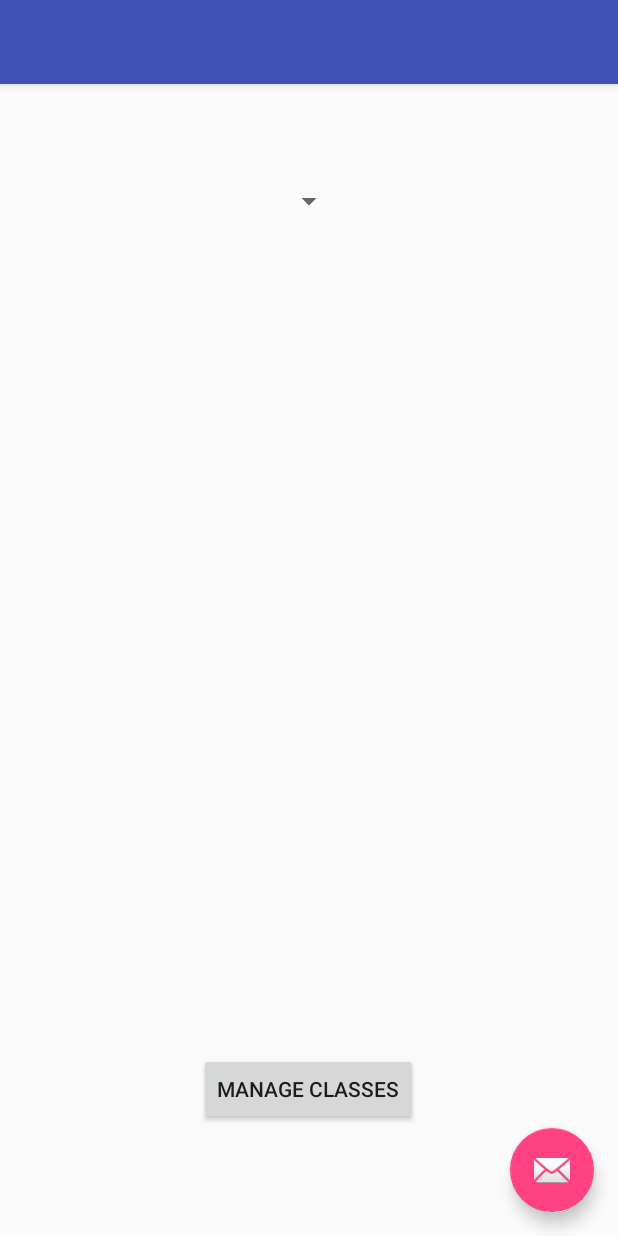
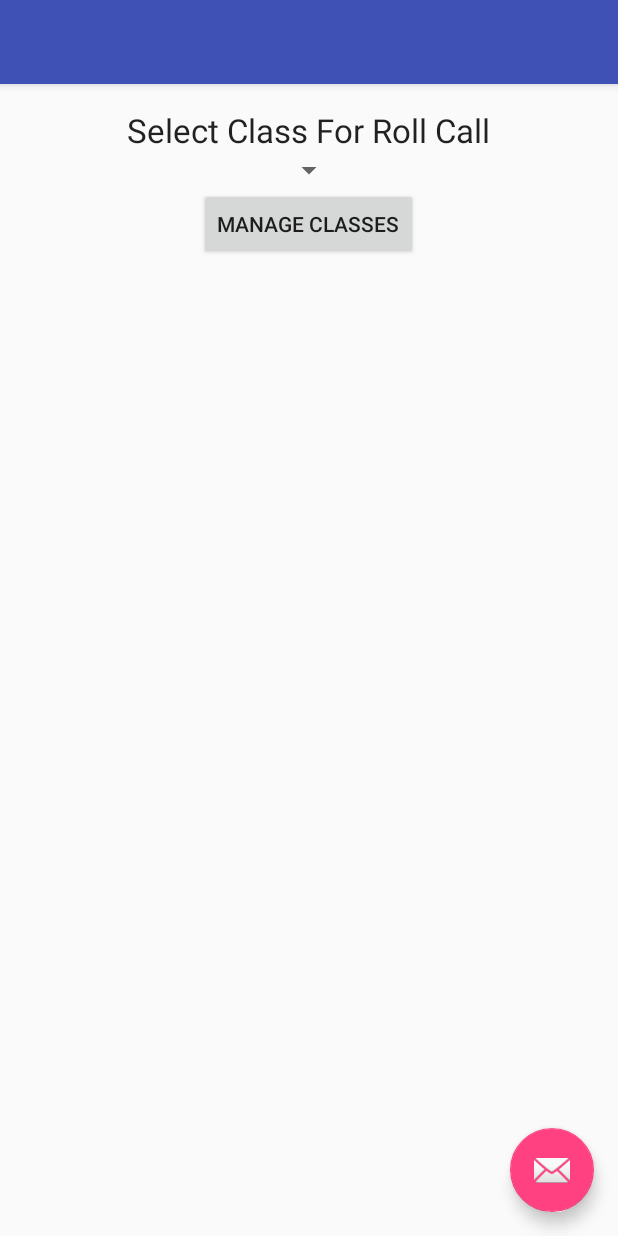
Before and after one commit to jricha22/JeffRichardsRollCall, an Android app: the screen it shows after launch (MainActivity), on a phone screen of 412 x 824 dp. Run offline under Robolectric (Android 15) with nearby library versions, the phone set to English and light mode, and no system bars; 3 statements that could not run were skipped.

```diff
--- a/app/src/main/res/layout/content_class_roll_call.xml
+++ b/app/src/main/res/layout/content_class_roll_call.xml
@@ -1,7 +1,8 @@
 <?xml version="1.0" encoding="utf-8"?>
-<RelativeLayout xmlns:android="http://schemas.android.com/apk/res/android"
+<LinearLayout xmlns:android="http://schemas.android.com/apk/res/android"
     xmlns:app="http://schemas.android.com/apk/res-auto"
     xmlns:tools="http://schemas.android.com/tools"
+    android:orientation="vertical"
     android:layout_width="match_parent"
     android:layout_height="match_parent"
     android:paddingBottom="@dimen/activity_vertical_margin"
@@ -21,4 +22,4 @@
         android:layout_alignParentTop="true"
         android:layout_centerHorizontal="true"
         android:layout_marginTop="48dp" />
-</RelativeLayout>
+</LinearLayout>
--- a/app/src/main/res/layout/content_main.xml
+++ b/app/src/main/res/layout/content_main.xml
@@ -1,7 +1,8 @@
 <?xml version="1.0" encoding="utf-8"?>
-<RelativeLayout xmlns:android="http://schemas.android.com/apk/res/android"
+<LinearLayout xmlns:android="http://schemas.android.com/apk/res/android"
     xmlns:app="http://schemas.android.com/apk/res-auto"
     xmlns:tools="http://schemas.android.com/tools"
+    android:orientation="vertical"
     android:layout_width="match_parent"
     android:layout_height="match_parent"
     android:paddingBottom="@dimen/activity_vertical_margin"
@@ -12,14 +13,25 @@
     tools:context=".view.MainActivity"
     tools:showIn="@layout/activity_main">
 
+    <TextView
+        android:layout_width="wrap_content"
+        android:layout_height="wrap_content"
+        android:textAppearance="?android:attr/textAppearanceLarge"
+        android:text="@string/select_class_for_roll_call"
+        android:id="@+id/textView2"
+        android:layout_above="@+id/spnClasses"
+        android:layout_centerHorizontal="true"
+        android:layout_gravity="center_horizontal" />
+
     <Spinner
         android:layout_width="wrap_content"
         android:layout_height="wrap_content"
         android:id="@+id/spnClasses"
+        android:spinnerMode="dropdown"
         android:layout_alignParentTop="true"
-        android:layout_centerHorizontal="true"
-        android:layout_marginTop="50dp"
-        android:spinnerMode="dropdown" />
+        android:layout_alignParentRight="true"
+        android:layout_alignParentEnd="true"
+        android:layout_gravity="center_horizontal" />
 
     <Button
         android:layout_width="wrap_content"
@@ -29,5 +41,7 @@
         android:layout_alignParentBottom="true"
         android:layout_centerHorizontal="true"
         android:layout_marginBottom="58dp"
-        android:onClick="onManage" />
-</RelativeLayout>
+        android:onClick="onManage"
+        android:layout_gravity="center_horizontal" />
+
+</LinearLayout>
--- a/app/src/main/res/layout/content_manage_students.xml
+++ b/app/src/main/res/layout/content_manage_students.xml
@@ -1,7 +1,8 @@
 <?xml version="1.0" encoding="utf-8"?>
-<RelativeLayout xmlns:android="http://schemas.android.com/apk/res/android"
+<LinearLayout xmlns:android="http://schemas.android.com/apk/res/android"
     xmlns:app="http://schemas.android.com/apk/res-auto"
     xmlns:tools="http://schemas.android.com/tools"
+    android:orientation="vertical"
     android:layout_width="match_parent"
     android:layout_height="match_parent"
     android:paddingBottom="@dimen/activity_vertical_margin"
@@ -20,4 +21,4 @@
         android:layout_alignParentTop="true"
         android:layout_centerHorizontal="true"
         android:layout_marginTop="37dp" />
-</RelativeLayout>
+</LinearLayout>
--- a/app/src/main/res/values/strings.xml
+++ b/app/src/main/res/values/strings.xml
@@ -9,4 +9,5 @@
     <string name="add_class">Add Class</string>
     <string name="manage_students">Manage Students</string>
     <string name="title_activity_manage_students">Manage Students</string>
+    <string name="select_class_for_roll_call">Select Class For Roll Call</string>
 </resources>
```
Also changed, not shown: app/src/main/java/edu/westga/jeffrichardsrollcall/model/DatabaseHandler.java (+9 -2 lines), app/src/main/java/edu/westga/jeffrichardsrollcall/view/ManageActivity.java (+9 -2 lines).
